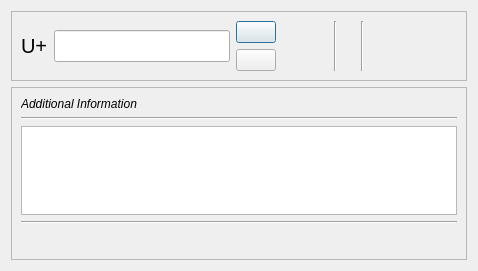
Qt form src/widgets/unicodedialog_ui.ui (KDE/kdenlive) before a commit.
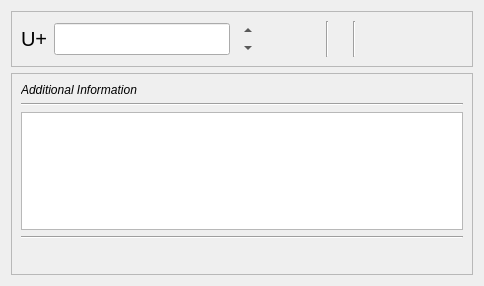
The same form after that commit. Custom widgets are drawn as their Qt base class.

```diff
--- a/src/widgets/unicodedialog_ui.ui
+++ b/src/widgets/unicodedialog_ui.ui
@@ -6,8 +6,8 @@
    <rect>
     <x>0</x>
     <y>0</y>
-    <width>478</width>
-    <height>271</height>
+    <width>484</width>
+    <height>286</height>
    </rect>
   </property>
   <property name="sizePolicy">
@@ -164,13 +164,56 @@
       </item>
       <item row="0" column="2">
        <layout class="QVBoxLayout" name="verticalLayout_5">
+        <property name="spacing">
+         <number>0</number>
+        </property>
         <item>
-         <widget class="KArrowButton" name="arrowUp"/>
+         <widget class="QToolButton" name="arrowUp">
+          <property name="sizePolicy">
+           <sizepolicy hsizetype="Fixed" vsizetype="Maximum">
+            <horstretch>0</horstretch>
+            <verstretch>0</verstretch>
+           </sizepolicy>
+          </property>
+          <property name="maximumSize">
+           <size>
+            <width>16777215</width>
+            <height>18</height>
+           </size>
+          </property>
+          <property name="text">
+           <string>...</string>
+          </property>
+          <property name="autoRaise">
+           <bool>true</bool>
+          </property>
+          <property name="arrowType">
+           <enum>Qt::UpArrow</enum>
+          </property>
+         </widget>
         </item>
         <item>
-         <widget class="KArrowButton" name="arrowDown">
-          <property name="arrowType" stdset="0">
-           <number>2</number>
+         <widget class="QToolButton" name="arrowDown">
+          <property name="sizePolicy">
+           <sizepolicy hsizetype="Fixed" vsizetype="Maximum">
+            <horstretch>0</horstretch>
+            <verstretch>0</verstretch>
+           </sizepolicy>
+          </property>
+          <property name="maximumSize">
+           <size>
+            <width>16777215</width>
+            <height>18</height>
+           </size>
+          </property>
+          <property name="text">
+           <string>...</string>
+          </property>
+          <property name="autoRaise">
+           <bool>true</bool>
+          </property>
+          <property name="arrowType">
+           <enum>Qt::DownArrow</enum>
           </property>
          </widget>
         </item>
@@ -276,13 +319,6 @@
    </item>
   </layout>
  </widget>
- <customwidgets>
-  <customwidget>
-   <class>KArrowButton</class>
-   <extends>QPushButton</extends>
-   <header>karrowbutton.h</header>
-  </customwidget>
- </customwidgets>
  <resources/>
  <connections/>
 </ui>
```
